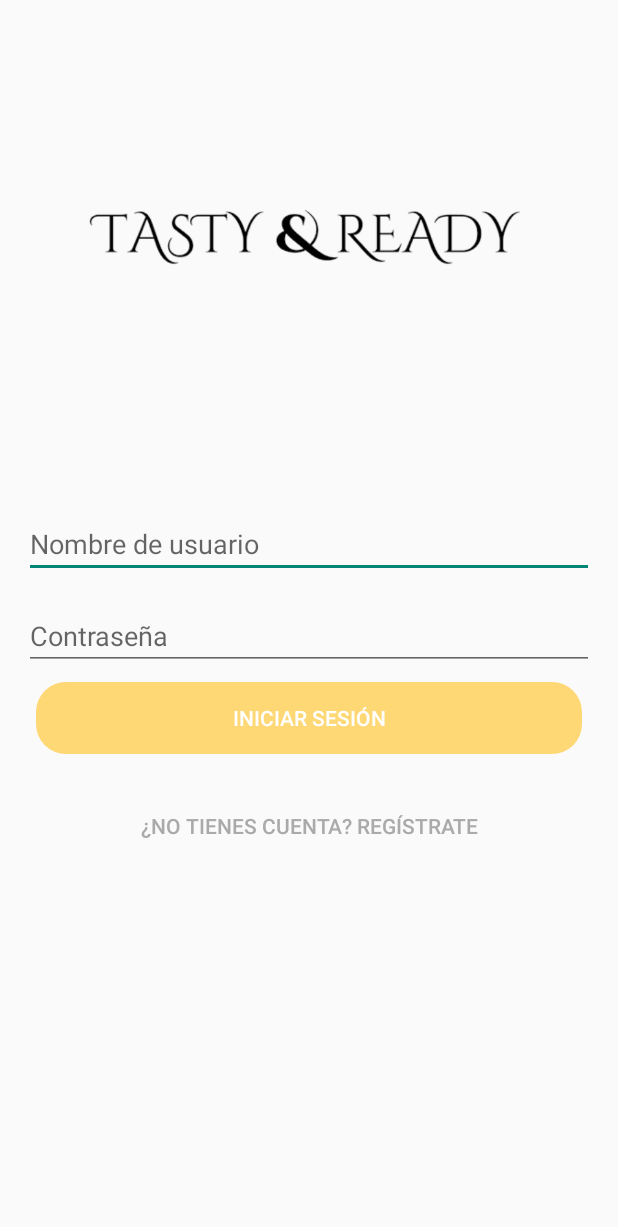
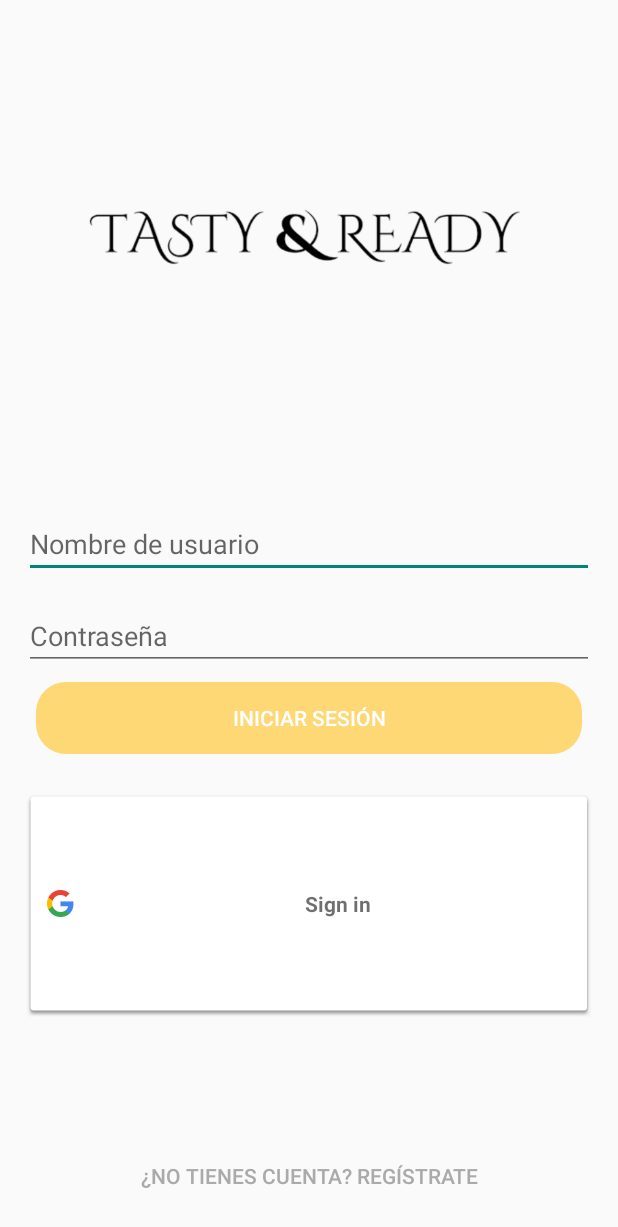
Before and after one commit to alfues62/TastynReady, an Android app: the screen it shows after launch (LoginActivity), after a tap on "Mi Perfil", on a phone screen of 412 x 824 dp. Shown: the top 1227 px of the screen. Run offline under Robolectric (Android 15) with nearby library versions, the phone set to English and light mode, and no system bars; our stand-ins replace Firebase (no records; nobody signed in at launch, a user with empty details on screens opened directly); libraries missing offline, so code that uses them is left out: com.firebase.ui.

Commit message:
Odio Android Studio y google

```diff
--- a/app/src/main/java/com/example/afusesc/tastynready/presentation/LoginActivity.java
+++ b/app/src/main/java/com/example/afusesc/tastynready/presentation/LoginActivity.java
@@ -1,6 +1,4 @@
-
 package com.example.afusesc.tastynready.presentation;
-
 import android.content.Intent;
 import android.os.Bundle;
 import android.view.View;
@@ -14,20 +12,30 @@ import androidx.appcompat.app.AppCompatActivity;
 
 import com.example.afusesc.tastynready.R;
 import com.example.afusesc.tastynready.model.DataPicker;
+import com.google.android.gms.auth.api.Auth;
+import com.google.android.gms.auth.api.signin.GoogleSignInAccount;
+import com.google.android.gms.auth.api.signin.GoogleSignInOptions;
+import com.google.android.gms.auth.api.signin.GoogleSignInResult;
+import com.google.android.gms.common.SignInButton;
+import com.google.android.gms.common.api.GoogleApiClient;
 import com.google.android.gms.tasks.OnCompleteListener;
 import com.google.android.gms.tasks.Task;
+import com.google.firebase.auth.AuthCredential;
 import com.google.firebase.auth.AuthResult;
 import com.google.firebase.auth.FirebaseAuth;
 import com.google.firebase.auth.FirebaseUser;
+import com.google.firebase.auth.GoogleAuthProvider;
 
 public class LoginActivity extends AppCompatActivity {
 
     private EditText editTextUsername;
     private EditText editTextPassword;
     private Button btnLogin;
+    private Button btnGoogleSignIn;
     private FirebaseAuth mAuth;
-
-    DataPicker dataPicker = new DataPicker();
+    private GoogleApiClient mGoogleApiClient;
+    private static final int RC_SIGN_IN = 9001;
+    private DataPicker dataPicker = new DataPicker();
 
     @Override
     protected void onCreate(Bundle savedInstanceState) {
@@ -39,6 +47,7 @@ public class LoginActivity extends AppCompatActivity {
         editTextUsername = findViewById(R.id.editTextUsername);
         editTextPassword = findViewById(R.id.editTextPassword);
         btnLogin = findViewById(R.id.btnLogin);
+        SignInButton btnGoogleSignIn = findViewById(R.id.btnGoogleSignIn);
         Button btnGoToRegister = findViewById(R.id.btnGoToRegister);
 
         btnLogin.setOnClickListener(new View.OnClickListener() {
@@ -47,6 +56,14 @@ public class LoginActivity extends AppCompatActivity {
                 onLoginButtonClick();
             }
         });
+
+        btnGoogleSignIn.setOnClickListener(new View.OnClickListener() {
+            @Override
+            public void onClick(View view) {
+                signInWithGoogle();
+            }
+        });
+
         btnGoToRegister.setOnClickListener(new View.OnClickListener() {
             @Override
             public void onClick(View view) {
@@ -54,6 +71,58 @@ public class LoginActivity extends AppCompatActivity {
                 startActivity(intent);
             }
         });
+
+        // Initialize GoogleSignInOptions
+        GoogleSignInOptions gso = new GoogleSignInOptions.Builder(GoogleSignInOptions.DEFAULT_SIGN_IN)
+                .requestIdToken(getString(R.string.default_web_client_id))
+                .requestEmail()
+                .build();
+
+        // Initialize GoogleApiClient
+        mGoogleApiClient = new GoogleApiClient.Builder(this)
+                .enableAutoManage(this, /* OnConnectionFailedListener */ null)
+                .addApi(Auth.GOOGLE_SIGN_IN_API, gso)
+                .build();
+    }
+
+    private void signInWithGoogle() {
+        Intent signInIntent = Auth.GoogleSignInApi.getSignInIntent(mGoogleApiClient);
+        startActivityForResult(signInIntent, RC_SIGN_IN);
+    }
+
+    @Override
+    protected void onActivityResult(int requestCode, int resultCode, Intent data) {
+        super.onActivityResult(requestCode, resultCode, data);
+
+        if (requestCode == RC_SIGN_IN) {
+            GoogleSignInResult result = Auth.GoogleSignInApi.getSignInResultFromIntent(data);
+            if (result.isSuccess()) {
+                GoogleSignInAccount account = result.getSignInAccount();
+                firebaseAuthWithGoogle(account);
+            } else {
+                Toast.makeText(LoginActivity.this, "Google Sign In failed", Toast.LENGTH_SHORT).show();
+            }
+        }
+    }
+
+    private void firebaseAuthWithGoogle(GoogleSignInAccount acct) {
+        AuthCredential credential = GoogleAuthProvider.getCredential(acct.getIdToken(), null);
+        mAuth.signInWithCredential(credential)
+                .addOnCompleteListener(this, new OnCompleteListener<AuthResult>() {
+                    @Override
+                    public void onComplete(@NonNull Task<AuthResult> task) {
+                        if (task.isSuccessful()) {
+                            FirebaseUser user = mAuth.getCurrentUser();
+                            // Use the global instance of DataPicker to save user information
+                            dataPicker.guardarUsuarioEnFirebase(user, "cliente");
+                            Intent intent = new Intent(LoginActivity.this, ReservasActivity.class);
+                            startActivity(intent);
+                            finish();
+                        } else {
+                            Toast.makeText(LoginActivity.this, "Authentication Failed.", Toast.LENGTH_SHORT).show();
+                        }
+                    }
+                });
     }
 
     private void onLoginButtonClick() {
--- a/app/src/main/java/com/example/afusesc/tastynready/presentation/MainActivity.java
+++ b/app/src/main/java/com/example/afusesc/tastynready/presentation/MainActivity.java
@@ -24,12 +24,13 @@ import android.view.MenuItem;
 import com.example.afusesc.tastynready.R;
 import com.example.afusesc.tastynready.model.FirebaseHandler;
 import com.firebase.ui.auth.AuthUI;
+import com.google.android.gms.auth.api.signin.GoogleSignIn;
+import com.google.android.gms.auth.api.signin.GoogleSignInAccount;
 import com.google.android.gms.tasks.OnCompleteListener;
 import com.google.android.gms.tasks.Task;
 import com.google.android.material.navigation.NavigationView;
 import com.google.firebase.auth.FirebaseAuth;
 import com.google.firebase.auth.FirebaseUser;
-import com.google.firebase.database.DataSnapshot;
 import com.google.firebase.database.DatabaseError;
 import com.google.firebase.database.DatabaseReference;
 import com.google.firebase.database.FirebaseDatabase;
@@ -51,22 +52,17 @@ public class MainActivity extends AppCompatActivity implements NavigationView.On
     private ValueEventListener reservaEventListener;
     private static final String TAG = "MainActivity";
 
+    // NOTIFICACION 1
+    private NotificationManager notificationManager;
+    static final String CANAL_ID = "mi_canal_foreground"; // Me lo invento
+    static final int NOTIFICACION_ID = 1; // Me lo invento
+    NotificationCompat.Builder notificacion; // Creo el constructor
 
-
-    //NOTIFICACION 1
-    private NotificationManager notificationManager;
-    static final String CANAL_ID = "mi_canal_foreground"; //Me lo invento
-    static final int NOTIFICACION_ID = 1; //Me lo invento
-    NotificationCompat.Builder notificacion; //Creo el constructor
-
-
-    //////////////////////////////////ESTO IRA EN EL MAINACTIVITY DEL ADMIN/////////////////////////////////////////////////
-    //NOTIFICACION2
+    // NOTIFICACION2
     private NotificationManager notificationManager2;
-    static final String CANAL_ID2 = "mi_otro_canal_foreground"; //Me lo invento
-    static final int NOTIFICACION_ID2 = 2; //Me lo invento
-    NotificationCompat.Builder notificacion2; //Creo el constructor
-    ////////////////////////////////////////////////////////////////////////////////////////////////////////////
+    static final String CANAL_ID2 = "mi_otro_canal_foreground"; // Me lo invento
+    static final int NOTIFICACION_ID2 = 2; // Me lo invento
+    NotificationCompat.Builder notificacion2; // Creo el constructor
 
     Toolbar toolbar;
 
@@ -75,8 +71,7 @@ public class MainActivity extends AppCompatActivity implements NavigationView.On
         super.onCreate(savedInstanceState);
         setContentView(R.layout.activity_main);
 
-
-        toolbar = findViewById(R.id.toolbar); //Ignore red line errors
+        toolbar = findViewById(R.id.toolbar);
         setSupportActionBar(toolbar);
 
         drawerLayout = findViewById(R.id.drawer_layout);
@@ -100,12 +95,9 @@ public class MainActivity extends AppCompatActivity implements NavigationView.On
         //firebaseHandler = new FirebaseHandler();
         //firebaseHandler.ponerPlatosFirebase();
 
-
         // COMENTAR Y DESCOMENTAR CUANDO HAYA QUE AÑADIR ADMINISTRADORES
-
         //DataPicker dataPicker = new DataPicker();
         //dataPicker.guardarAdminEnFirebase();
-
 
         // Crear una instancia de Calendar para la fecha actual
         Calendar calendar = Calendar.getInstance();
@@ -115,12 +107,11 @@ public class MainActivity extends AppCompatActivity implements NavigationView.On
         SimpleDateFormat sdf = new SimpleDateFormat("yyyy-MM-dd");
         String fechaManana = sdf.format(calendar.getTime());
 
-
         // Consultar Firebase para las reservas del día siguiente
         FirebaseFirestore db = FirebaseFirestore.getInstance();
         FirebaseUser usuario = FirebaseAuth.getInstance().getCurrentUser();
 
-
+        // FORMA 1 DE HACERLO
         if (usuario != null) {
             db.collection("reservas")
                     .whereEqualTo("IdUser", usuario.getUid())
@@ -143,10 +134,8 @@ public class MainActivity extends AppCompatActivity implements NavigationView.On
             Log.e(TAG, "Usuario es null");
         }
 
-
-        ////////////////////////////ESTO IRA EN EL MAINACTIVITY DEL ADMIN//////////////////////////////////////////////////
+        // ESTO IRA EN EL MAINACTIVITY DEL ADMIN
         verificarYProcesarNotificacion();
-        //////////////////////////////////////////////////////////////////////////////////////////////////////////////////
     }
 
     @Override
@@ -155,16 +144,21 @@ public class MainActivity extends AppCompatActivity implements NavigationView.On
         return true;
     }
 
+    @Override
     protected void onStart() {
         super.onStart();
-        usuario = FirebaseAuth.getInstance().getCurrentUser();
 
-        if (usuario != null) {
-            perfilMenuItem.setVisible(true); // Mostrar el elemento del menú si el usuario está autenticado
+        FirebaseAuth firebaseAuth = FirebaseAuth.getInstance();
+        FirebaseUser currentUser = firebaseAuth.getCurrentUser();
+        GoogleSignInAccount googleAccount = GoogleSignIn.getLastSignedInAccount(this);
+
+        if (currentUser != null || googleAccount != null) {
+            perfilMenuItem.setVisible(true);
         } else {
-            perfilMenuItem.setVisible(false); // Ocultar el elemento del menú si el usuario no está autenticado
+            perfilMenuItem.setVisible(false);
         }
     }
+
 
     @Override
     public boolean onNavigationItemSelected(@NonNull MenuItem item) {
@@ -183,7 +177,6 @@ public class MainActivity extends AppCompatActivity implements NavigationView.On
             int color = getResources().getColor(R.color.AmarilloTYR);
             toolbar.setBackgroundColor(color);
         } else if (id == R.id.nav_logout) {
-
             AuthUI.getInstance().signOut(getApplicationContext()).addOnCompleteListener(new OnCompleteListener<Void>() {
                 @Override
                 public void onComplete(@NonNull Task<Void> task) {
@@ -193,7 +186,6 @@ public class MainActivity extends AppCompatActivity implements NavigationView.On
                     finish();
                 }
             });
-
         } else if (id == R.id.contacta) {
             getSupportFragmentManager().beginTransaction().replace(R.id.fragment_container, new ContactaFragment()).commit();
             int color = getResources().getColor(R.color.AmarilloTYR);
@@ -202,7 +194,6 @@ public class MainActivity extends AppCompatActivity implements NavigationView.On
         drawerLayout.closeDrawer(GravityCompat.START);
         return true;
     }
-
 
     @Override
     public boolean onOptionsItemSelected(MenuItem item) {
@@ -218,12 +209,10 @@ public class MainActivity extends AppCompatActivity implements NavigationView.On
                 Intent loginIntent = new Intent(this, LoginActivity.class);
                 startActivity(loginIntent);
             }
-
         }
 
         return super.onOptionsItemSelected(item);
     }
-
 
     @Override
     public void onBackPressed() {
@@ -234,19 +223,15 @@ public class MainActivity extends AppCompatActivity implements NavigationView.On
         }
     }
 
-
     private void crearNotificacionReserva() {
         // Usar un asistente de notificaciones para crear un canal (o categoría) de notificaciones.
-        //Esto siempre es igual
         notificationManager = (NotificationManager) getSystemService(NOTIFICATION_SERVICE);
         if (Build.VERSION.SDK_INT >= Build.VERSION_CODES.O) {
             NotificationChannel notificationChannel =
                     new NotificationChannel(CANAL_ID, "Mis Notificaciones foreground",
-                            NotificationManager.IMPORTANCE_HIGH); //La importancia de la notificacion
-
+                            NotificationManager.IMPORTANCE_HIGH);
             notificationChannel.setDescription("Descripcion del canal foreground");
             notificationManager.createNotificationChannel(notificationChannel);
-
         }
 
         Intent intent = new Intent(this, SalaActivity.class);
@@ -257,50 +242,17 @@ public class MainActivity extends AppCompatActivity implements NavigationView.On
                 PendingIntent.FLAG_UPDATE_CURRENT | PendingIntent.FLAG_IMMUTABLE
         );
 
-
-        // Creamos la notificación.
         notificacion =
                 new NotificationCompat.Builder(this, CANAL_ID)
                         .setContentTitle("RECORDATORIO")
                         .setContentText("Usted tiene programada una reserva para mañana")
                         .setSmallIcon(android.R.drawable.ic_popup_reminder)
-                        .setDefaults(Notification.DEFAULT_ALL)  // Añadir sonido y vibración
+                        .setDefaults(Notification.DEFAULT_ALL)
                         .setPriority(NotificationCompat.PRIORITY_DEFAULT)
-                        .setContentIntent(intencionPendiente)  // Agregar el PendingIntent
-                        .setAutoCancel(false);
+                        .setContentIntent(intencionPendiente);
 
         notificationManager.notify(NOTIFICACION_ID, notificacion.build());
         Log.d(TAG, "Notificación creada exitosamente");
-    }
-
-
-    /////////////////////////////////ESTO IRA EN EL MAINACTIVITY DEL ADMIN////////////////////////////////////////////////
-    private void crearNotificacionLlamada() {
-        Log.d(TAG, "Creando notificación de llamada");
-        // Usar un asistente de notificaciones para crear un canal (o categoría) de notificaciones.
-        //Esto siempre es igual
-        notificationManager2 = (NotificationManager) getSystemService(NOTIFICATION_SERVICE);
-        if (Build.VERSION.SDK_INT >= Build.VERSION_CODES.O) {
-            NotificationChannel notificationChannel =
-                    new NotificationChannel(CANAL_ID2, "Mis Notificaciones foreground",
-                            NotificationManager.IMPORTANCE_DEFAULT); //La importancia de la notificacion
-
-            notificationChannel.setDescription("Descripcion del canal foreground");
-            notificationManager2.createNotificationChannel(notificationChannel);
-
-        }
-
-        // Creamos la notificación.
-        notificacion2 =
-                new NotificationCompat.Builder(this, CANAL_ID2)
-                        .setContentTitle("AVISO")
-                        .setContentText("¡LA mesa 3 te esta llamando!")
-                        .setSmallIcon(android.R.drawable.ic_popup_reminder)
-                        .setDefaults(Notification.DEFAULT_ALL)  // Añadir sonido y vibración
-                        .setPriority(NotificationCompat.PRIORITY_HIGH);  // Establecer prioridad alta
-
-        notificationManager2.notify(NOTIFICACION_ID2, notificacion2.build());
-        Log.d(TAG, "Notificación2 creada exitosamente");
     }
 
     private void verificarYProcesarNotificacion() {
@@ -309,7 +261,7 @@ public class MainActivity extends AppCompatActivity implements NavigationView.On
         // Lee el valor de la base de datos
         databaseReference.child(rutaAdmin).addListenerForSingleValueEvent(new ValueEventListener() {
             @Override
-            public void onDataChange(DataSnapshot dataSnapshot) {
+            public void onDataChange(com.google.firebase.database.DataSnapshot dataSnapshot) {
                 // Obtén el valor actual
                 Boolean notificacion = dataSnapshot.getValue(Boolean.class);
 
@@ -329,7 +281,29 @@ public class MainActivity extends AppCompatActivity implements NavigationView.On
             }
         });
     }
-    ///////////////////////////////////////////////////////////////////////////////////
 
+    private void crearNotificacionLlamada() {
+        Log.d(TAG, "Creando notificación de llamada");
+        // Usar un asistente de notificaciones para crear un canal (o categoría) de notificaciones.
+        notificationManager2 = (NotificationManager) getSystemService(NOTIFICATION_SERVICE);
+        if (Build.VERSION.SDK_INT >= Build.VERSION_CODES.O) {
+            NotificationChannel notificationChannel =
+                    new NotificationChannel(CANAL_ID2, "Mis Notificaciones foreground",
+                            NotificationManager.IMPORTANCE_DEFAULT);
 
+            notificationChannel.setDescription("Descripcion del canal foreground");
+            notificationManager2.createNotificationChannel(notificationChannel);
+        }
+
+        notificacion2 =
+                new NotificationCompat.Builder(this, CANAL_ID2)
+                        .setContentTitle("AVISO")
+                        .setContentText("¡LA mesa 3 te esta llamando!")
+                        .setSmallIcon(android.R.drawable.ic_popup_reminder)
+                        .setDefaults(Notification.DEFAULT_ALL)
+                        .setPriority(NotificationCompat.PRIORITY_HIGH);
+
+        notificationManager2.notify(NOTIFICACION_ID2, notificacion2.build());
+        Log.d(TAG, "Notificación2 creada exitosamente");
+    }
 }
--- a/app/src/main/res/layout/login.xml
+++ b/app/src/main/res/layout/login.xml
@@ -42,12 +42,11 @@
         android:id="@+id/btnGoToRegister"
         android:layout_width="wrap_content"
         android:layout_height="wrap_content"
+        android:layout_alignParentBottom="true"
+        android:layout_centerHorizontal="true"
+        android:background="@android:color/transparent"
         android:text="¿No tienes cuenta? Regístrate"
-        android:layout_below="@id/btnLogin"
-        android:layout_marginTop="16dp"
-        android:layout_centerHorizontal="true"
-        android:textColor="@android:color/darker_gray"
-        android:background="@android:color/transparent"/>
+        android:textColor="@android:color/darker_gray" />
 
     <TextView
         android:id="@+id/errorUsername"
@@ -71,4 +70,16 @@
         android:layout_marginBottom="10dp"
         android:text="Contraseña requerida" />
 
+    <com.google.android.gms.common.SignInButton
+        android:id="@+id/btnGoogleSignIn"
+        android:layout_width="match_parent"
+        android:layout_height="wrap_content"
+        android:layout_above="@+id/btnGoToRegister"
+        android:layout_below="@+id/btnLogin"
+        android:layout_centerHorizontal="true"
+        android:layout_marginTop="16dp"
+        android:layout_marginBottom="82dp" />
+
+
+
 </RelativeLayout>
--- a/build.gradle.kts
+++ b/build.gradle.kts
@@ -5,6 +5,7 @@ buildscript {
 }
 // Top-level build file where you can add configuration options common to all sub-projects/modules.
 plugins {
-    id("com.android.application") version "8.1.1" apply false
+    id("com.android.application") version "8.1.3" apply false
     id("com.google.gms.google-services") version "4.3.15" apply false
+
 }
```
